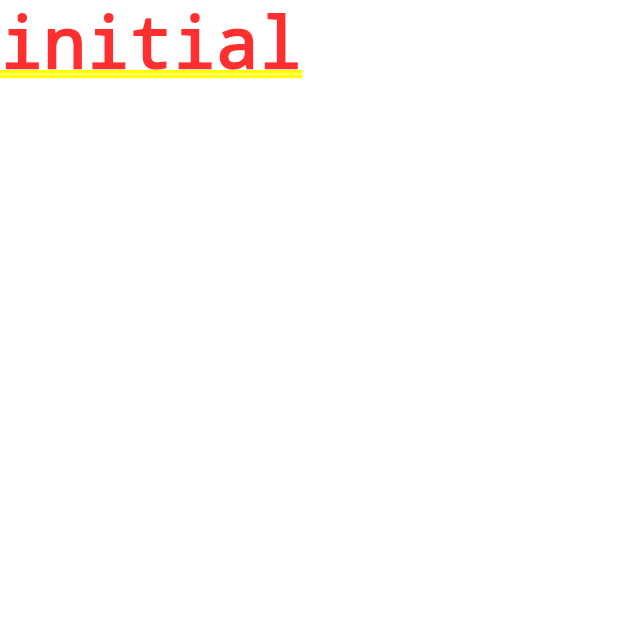
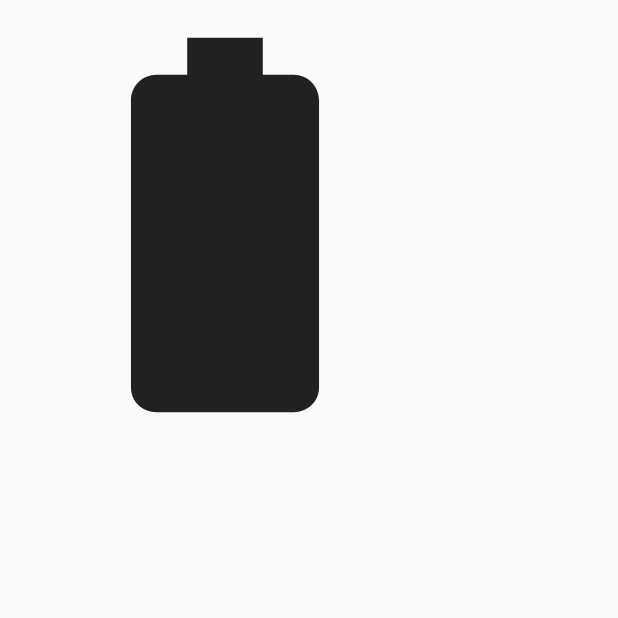
Before and after one commit to christofkost/illusive_battery_controller, a Flutter app: the screen it shows after launch, on a phone screen of 412 x 824 dp, the top half of it. Run offline on Flutter 3.47's test engine with Material 2 defaults, Android fonts, the phone set to English and light mode, and no system bars.

```diff
--- a/lib/battery/battery_view.dart
+++ b/lib/battery/battery_view.dart
@@ -0,0 +1,18 @@
+import 'package:flutter/material.dart';
+
+class BatteryView extends StatelessWidget {
+  const BatteryView({Key? key}) : super(key: key);
+
+  @override
+  Widget build(BuildContext context) {
+    return Scaffold(
+        body: Column(
+      children: [
+        Icon(
+          Icons.battery_full,
+          size: 300,
+        )
+      ],
+    ));
+  }
+}
--- a/lib/main.dart
+++ b/lib/main.dart
@@ -1,4 +1,5 @@
 import 'package:flutter/material.dart';
+import 'package:illusive_battery_controller/battery/battery_view.dart';
 
 void main() {
   runApp(const MyApp());
@@ -9,6 +10,6 @@ class MyApp extends StatelessWidget {
   @override
   Widget build(BuildContext context) {
     return MaterialApp(
-        title: 'Illusive Battery Controller', home: Text('initial'));
+        title: 'Illusive Battery Controller', home: BatteryView());
   }
 }
```
